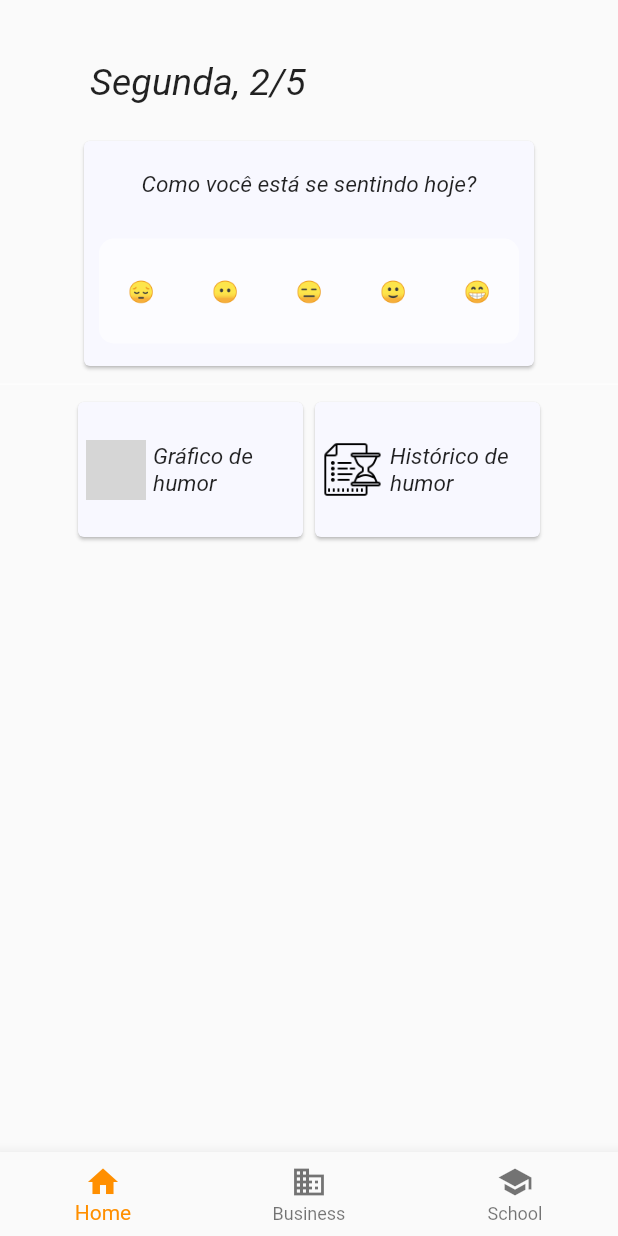
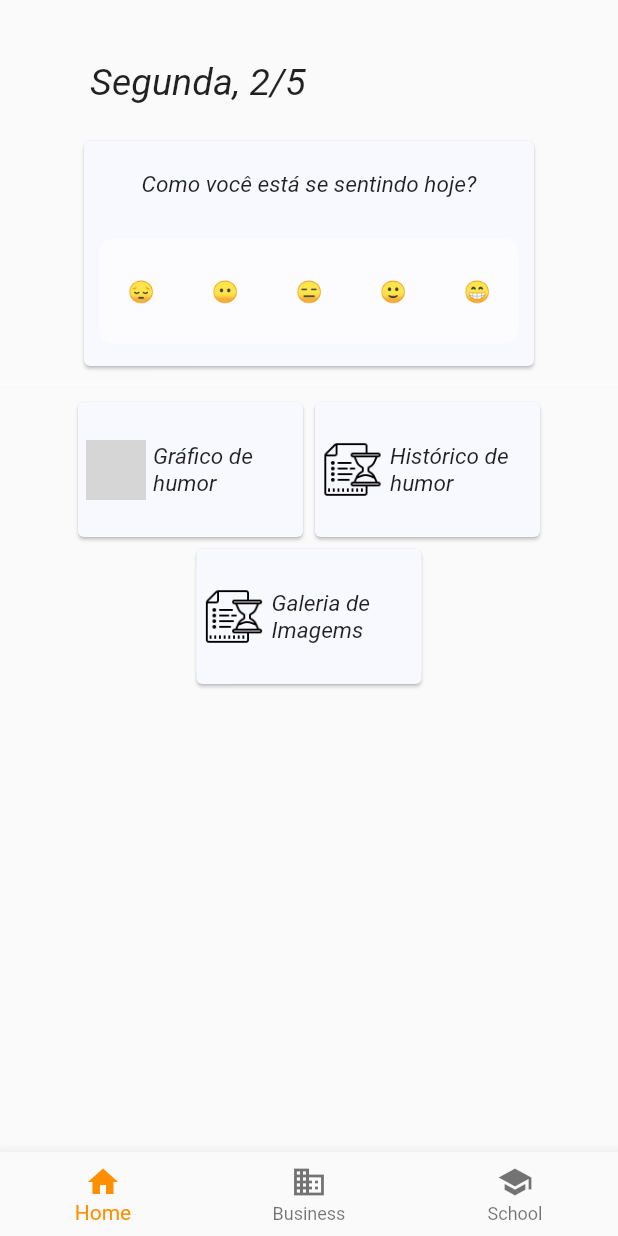
Before and after one commit to themaripool/INF1300-Trabalho, a Flutter app: the screen it shows after launch, on a phone screen of 412 x 824 dp. Run offline on Flutter 3.47's test engine with Material 2 defaults, Android fonts, the phone set to English and light mode, and no system bars; drawn by our look-alikes of auto_size_text; our stand-ins replace splashscreen; missing offline and left inert: fcharts; Roboto replaces fonts that are missing (OpenSans); grey boxes are pictures that could not be loaded.

Commit message:
Adicionando botão para a galeria de imagems.

```diff
--- a/inf1300_relax/lib/initial_view.dart
+++ b/inf1300_relax/lib/initial_view.dart
@@ -3,6 +3,7 @@ import 'package:auto_size_text/auto_size_text.dart';
 import 'package:flutter/material.dart';
 import 'secondPage.dart';
 import 'thirdPage.dart';
+import 'imagesPage.dart';
 
 
 
@@ -71,7 +72,7 @@ class _MainPageState extends State<MainPage> {
 
             // Card com o medidor de humor do dia
             Card(
-              shadowColor: Colors.black,
+              //shadowColor: Colors.black,
               color: Color.fromRGBO(248, 248, 255, 1),
               child:Container(
                   width: 300,
@@ -151,7 +152,7 @@ class _MainPageState extends State<MainPage> {
                   },
 
                   child: Card(
-                    shadowColor: Colors.black,
+                    //shadowColor: Colors.black,
                     color: Color.fromRGBO(248, 248, 255, 1),
                     child:
                       Container(
@@ -200,7 +201,7 @@ class _MainPageState extends State<MainPage> {
                   },
 
                   child: Card(
-                    shadowColor: Colors.black,
+                    //shadowColor: Colors.black,
                     color: Color.fromRGBO(248, 248, 255, 1),
                     child:
                       Container(
@@ -239,9 +240,67 @@ class _MainPageState extends State<MainPage> {
                         ),
                       ),
                   )
-                )
+                ),
+
 
               ],
+
+
+            ),
+
+            //SECOND ROW
+            Row(
+                mainAxisAlignment: MainAxisAlignment.center,
+                children:<Widget>[
+                  GestureDetector(
+
+                    onTap: (){
+                      Navigator.push(context,MaterialPageRoute(builder: (context) => ImagesPage(),));
+                    },
+
+                    child: Card(
+                      //shadowColor: Colors.black,
+                      color: Color.fromRGBO(248, 248, 255, 1),
+                      child:
+                        Container(
+                          width: 150,
+                          height: 90,
+
+                          decoration: new BoxDecoration(
+                            color: Color.fromRGBO(248, 248, 255, 1),
+                            borderRadius: new BorderRadius.all(Radius.circular(10))
+                          ),
+                          child: Row(
+                            mainAxisAlignment: MainAxisAlignment.spaceBetween,
+                            children: <Widget>[
+
+                              Container(
+                                width: 5,
+                                color: Colors.transparent,
+                              ),
+
+                              Image.asset("assets/iconeHistorico.png", width: 40,height: 40,fit: BoxFit.fill,),
+
+                              Container(
+                                width: 5,
+                                color: Colors.transparent,
+                              ),
+
+                              Expanded(child:
+                                AutoSizeText(
+                                  'Galeria de Imagems',
+                                  style: TextStyle(fontFamily: 'OpenSans',fontStyle: FontStyle.italic, fontSize: 15),
+                                  maxLines: 2,
+                                  overflow: TextOverflow.ellipsis,
+                                ),
+                              )
+                            ],
+                          ),
+                        ),
+                    )
+                  )
+                ]
+
             )
 
 
```
